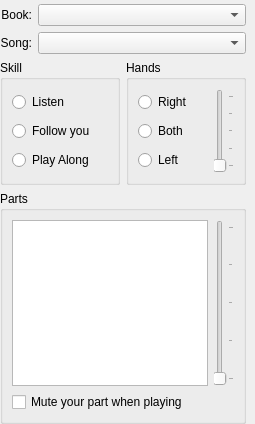
joshelser/Instrument-Trainer, file src/GuiSidePanel.ui: the form before one commit.
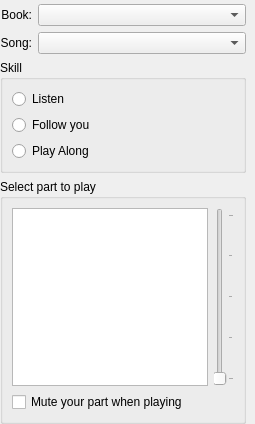
The form after the commit.

Commit message: Remove "hand selection" options in GUI.

What changed in the file:
```diff
--- a/src/GuiSidePanel.ui
+++ b/src/GuiSidePanel.ui
@@ -131,82 +131,20 @@
        </layout>
       </widget>
      </item>
-     <item>
-      <widget class="QGroupBox" name="groupBox" >
-       <property name="sizePolicy" >
-        <sizepolicy vsizetype="Minimum" hsizetype="Minimum" >
-         <horstretch>0</horstretch>
-         <verstretch>0</verstretch>
-        </sizepolicy>
-       </property>
-       <property name="title" >
-        <string>Hands</string>
-       </property>
-       <layout class="QHBoxLayout" >
-        <item>
-         <layout class="QVBoxLayout" >
-          <item>
-           <widget class="QRadioButton" name="rightHandRadio" >
-            <property name="text" >
-             <string>Right</string>
-            </property>
-           </widget>
-          </item>
-          <item>
-           <widget class="QRadioButton" name="bothHandsRadio" >
-            <property name="text" >
-             <string>Both</string>
-            </property>
-           </widget>
-          </item>
-          <item>
-           <widget class="QRadioButton" name="leftHandRadio" >
-            <property name="text" >
-             <string>Left</string>
-            </property>
-           </widget>
-          </item>
-         </layout>
-        </item>
-        <item>
-         <widget class="QSlider" name="pianoSlider" >
-          <property name="sizePolicy" >
-           <sizepolicy vsizetype="Fixed" hsizetype="Fixed" >
-            <horstretch>0</horstretch>
-            <verstretch>0</verstretch>
-           </sizepolicy>
-          </property>
-          <property name="toolTip" >
-           <string>Adjust the volume of your piano</string>
-          </property>
-          <property name="orientation" >
-           <enum>Qt::Vertical</enum>
-          </property>
-          <property name="tickPosition" >
-           <enum>QSlider::TicksBelow</enum>
-          </property>
-          <property name="tickInterval" >
-           <number>25</number>
-          </property>
-         </widget>
-        </item>
-       </layout>
-      </widget>
-     </item>
     </layout>
    </item>
    <item>
-    <widget class="QGroupBox" name="groupBox_3" >
-     <property name="title" >
-      <string>Parts</string>
+    <widget class="QGroupBox" name="groupBox_3">
+     <property name="title">
+      <string>Select part to play</string>
      </property>
-     <layout class="QVBoxLayout" >
+     <layout class="QVBoxLayout">
       <item>
-       <layout class="QHBoxLayout" >
+       <layout class="QHBoxLayout">
         <item>
-         <widget class="QListWidget" name="trackListWidget" >
-          <property name="sizePolicy" >
-           <sizepolicy vsizetype="Expanding" hsizetype="Expanding" >
+         <widget class="QListWidget" name="trackListWidget">
+          <property name="sizePolicy">
+           <sizepolicy hsizetype="Expanding" vsizetype="Expanding">
             <horstretch>0</horstretch>
             <verstretch>0</verstretch>
            </sizepolicy>
@@ -226,8 +164,8 @@
          </widget>
         </item>
         <item>
-         <widget class="QSlider" name="boostSlider" >
-          <property name="toolTip" >
+         <widget class="QSlider" name="boostSlider">
+          <property name="toolTip">
            <string>Adjust the volume of the selected part</string>
           </property>
           <property name="orientation" >
```
Left out of the diff: 105 changed lines with no effect on the pictures. The commit also changes 5 other files.
